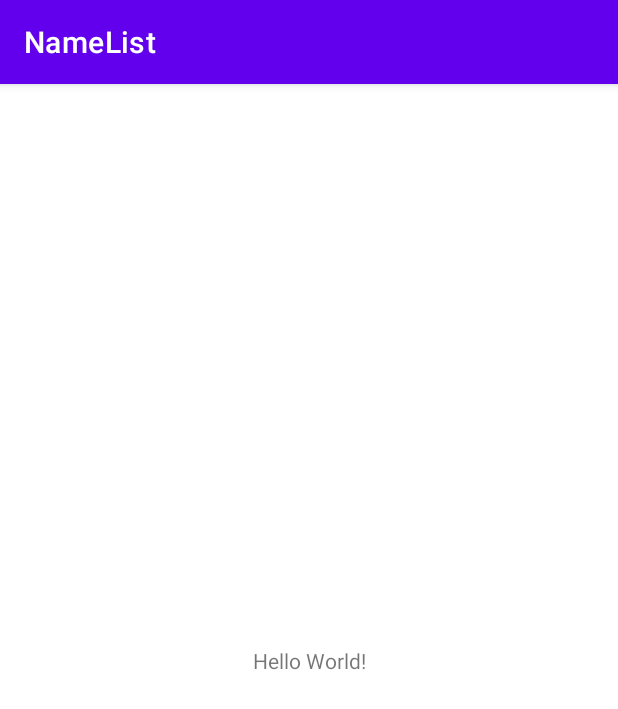
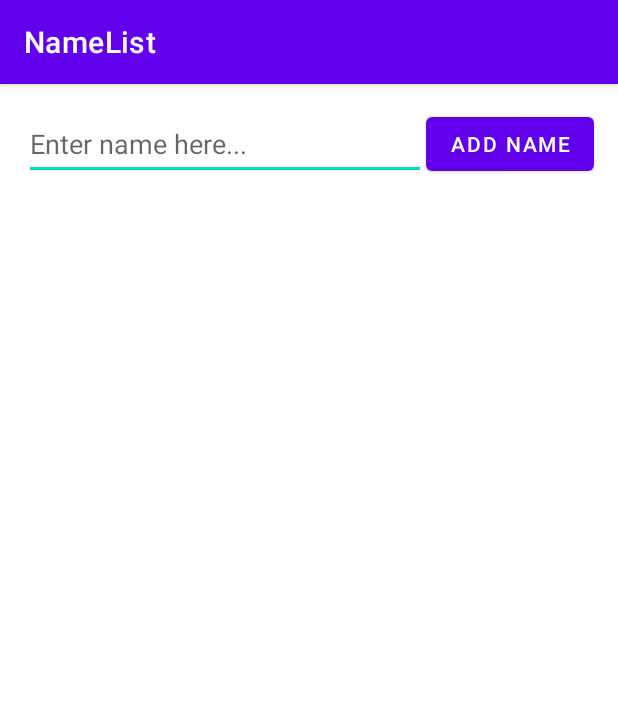
Before and after one commit to darshan0900/mad_3125_names_list, an Android app: the screen it shows after launch (MainActivity), on a phone screen of 412 x 824 dp. Shown: the top 709 px of the screen. Run offline under Robolectric (Android 15) with nearby library versions, the phone set to English and light mode, and no system bars.

Commit message:
completed functionality

```diff
--- a/app/build.gradle
+++ b/app/build.gradle
@@ -26,6 +26,10 @@ android {
         sourceCompatibility JavaVersion.VERSION_1_8
         targetCompatibility JavaVersion.VERSION_1_8
     }
+
+    buildFeatures{
+        viewBinding = true
+    }
 }
 
 dependencies {
--- a/app/src/main/java/com/darshan09200/namelist/MainActivity.java
+++ b/app/src/main/java/com/darshan09200/namelist/MainActivity.java
@@ -3,12 +3,37 @@ package com.darshan09200.namelist;
 import androidx.appcompat.app.AppCompatActivity;
 
 import android.os.Bundle;
+import android.widget.ArrayAdapter;
+import android.widget.Toast;
+
+import com.darshan09200.namelist.databinding.ActivityMainBinding;
+
+import java.util.ArrayList;
+import java.util.List;
 
 public class MainActivity extends AppCompatActivity {
+
+    ActivityMainBinding binding;
+    List<String> names;
 
     @Override
     protected void onCreate(Bundle savedInstanceState) {
         super.onCreate(savedInstanceState);
-        setContentView(R.layout.activity_main);
+        binding = ActivityMainBinding.inflate(getLayoutInflater());
+        setContentView(binding.getRoot());
+
+        names = new ArrayList<>();
+        ArrayAdapter adapter = new ArrayAdapter(this, android.R.layout.simple_list_item_1, names);
+        binding.listView.setAdapter(adapter);
+        binding.submitBtn.setOnClickListener(v -> {
+            String text = binding.textInput.getText().toString().trim();
+            if (text.isEmpty()) {
+                Toast.makeText(MainActivity.this, "Add a name", Toast.LENGTH_SHORT).show();
+            } else {
+                names.add(text);
+                binding.textInput.setText("");
+                adapter.notifyDataSetChanged();
+            }
+        });
     }
 }
--- a/app/src/main/res/layout/activity_main.xml
+++ b/app/src/main/res/layout/activity_main.xml
@@ -4,15 +4,40 @@
     xmlns:tools="http://schemas.android.com/tools"
     android:layout_width="match_parent"
     android:layout_height="match_parent"
+    android:padding="16dp"
     tools:context=".MainActivity">
 
-    <TextView
+    <EditText
+        android:id="@+id/textInput"
+        android:layout_width="0dp"
+        android:layout_height="wrap_content"
+        android:maxLines="1"
+        android:inputType="text"
+        android:imeOptions="actionDone"
+        android:minHeight="48dp"
+        android:hint="Enter name here..."
+        app:layout_constraintEnd_toStartOf="@id/submitBtn"
+        app:layout_constraintStart_toStartOf="parent"
+        app:layout_constraintTop_toTopOf="parent" />
+
+    <Button
+        android:id="@+id/submitBtn"
         android:layout_width="wrap_content"
-        android:layout_height="wrap_content"
-        android:text="Hello World!"
+        android:layout_height="0dp"
+        android:text="Add Name"
+        app:layout_constraintBottom_toBottomOf="@id/textInput"
+        app:layout_constraintEnd_toEndOf="parent"
+        app:layout_constraintStart_toEndOf="@+id/textInput"
+        app:layout_constraintTop_toTopOf="@id/textInput" />
+
+    <ListView
+        android:id="@+id/listView"
+        android:layout_width="0dp"
+        android:layout_height="0dp"
+        android:layout_marginTop="16dp"
         app:layout_constraintBottom_toBottomOf="parent"
         app:layout_constraintEnd_toEndOf="parent"
         app:layout_constraintStart_toStartOf="parent"
-        app:layout_constraintTop_toTopOf="parent" />
+        app:layout_constraintTop_toBottomOf="@id/textInput" />
 
 </androidx.constraintlayout.widget.ConstraintLayout>
```
